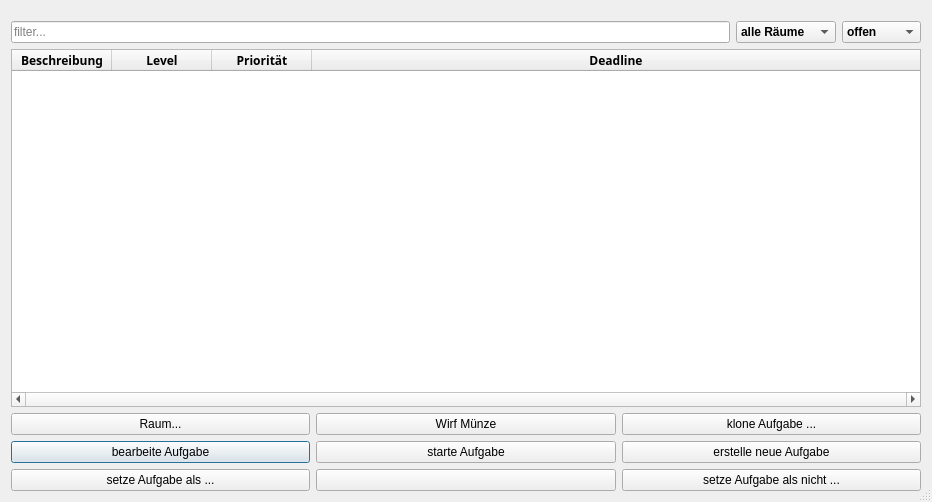
First picture: the form in src/ui/task_list.ui, repository amogorkon/watnu, before the edit.
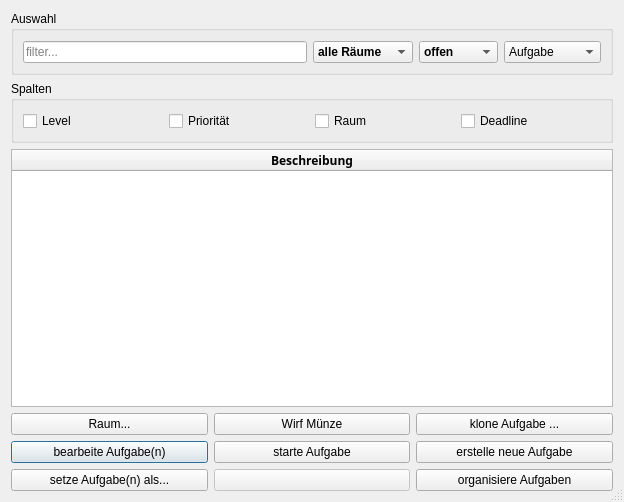
Second picture: the form after the edit. Icons and pictures are not drawn.

```diff
--- a/src/ui/task_list.ui
+++ b/src/ui/task_list.ui
@@ -6,7 +6,7 @@
    <rect>
     <x>0</x>
     <y>0</y>
-    <width>932</width>
+    <width>624</width>
     <height>502</height>
    </rect>
   </property>
@@ -18,9 +18,10 @@
   </property>
   <layout class="QVBoxLayout" name="layout">
    <item>
-    <layout class="QVBoxLayout" name="verticalLayout"/>
-   </item>
-   <item>
+    <widget class="QGroupBox" name="">
+     <property name="title">
+      <string>Auswahl</string>
+     </property>
     <layout class="QHBoxLayout" name="statusLayout">
      <property name="topMargin">
       <number>10</number>
@@ -127,7 +128,75 @@
        </item>
       </widget>
      </item>
-    </layout>
+      <item>
+       <widget class="QComboBox" name="ilk">
+        <property name="toolTip">
+         <string>Art</string>
+        </property>
+        <item>
+         <property name="text">
+          <string>Aufgabe</string>
+         </property>
+        </item>
+        <item>
+         <property name="text">
+          <string>Routine</string>
+         </property>
+        </item>
+        <item>
+         <property name="text">
+          <string>Gewohnheit</string>
+         </property>
+        </item>
+        <item>
+         <property name="text">
+          <string>Tradition</string>
+         </property>
+        </item>
+       </widget>
+      </item>
+     </layout>
+    </widget>
+   </item>
+   <item>
+    <widget class="QGroupBox" name="horizontalGroupBox">
+     <property name="title">
+      <string>Spalten</string>
+     </property>
+     <layout class="QHBoxLayout" name="horizontalLayout">
+      <property name="topMargin">
+       <number>10</number>
+      </property>
+      <item>
+       <widget class="QCheckBox" name="check_level">
+        <property name="text">
+         <string>Level</string>
+        </property>
+       </widget>
+      </item>
+      <item>
+       <widget class="QCheckBox" name="check_priority">
+        <property name="text">
+         <string>Priorität</string>
+        </property>
+       </widget>
+      </item>
+      <item>
+       <widget class="QCheckBox" name="check_space">
+        <property name="text">
+         <string>Raum</string>
+        </property>
+       </widget>
+      </item>
+      <item>
+       <widget class="QCheckBox" name="check_deadline">
+        <property name="text">
+         <string>Deadline</string>
+        </property>
+       </widget>
+      </item>
+     </layout>
+    </widget>
    </item>
    <item>
     <widget class="QTableWidget" name="task_list">
@@ -147,7 +216,7 @@
       <number>0</number>
      </property>
      <property name="horizontalScrollBarPolicy">
-      <enum>Qt::ScrollBarAlwaysOn</enum>
+      <enum>Qt::ScrollBarAlwaysOff</enum>
      </property>
      <property name="sizeAdjustPolicy">
       <enum>QAbstractScrollArea::AdjustToContents</enum>
@@ -230,43 +299,6 @@
        </font>
       </property>
      </column>
-     <column>
-      <property name="text">
-       <string>Level</string>
-      </property>
-      <property name="font">
-       <font>
-        <family>MS Reference Sans Serif</family>
-        <weight>75</weight>
-        <bold>true</bold>
-       </font>
-      </property>
-     </column>
-     <column>
-      <property name="text">
-       <string>Priorität</string>
-      </property>
-      <property name="font">
-       <font>
-        <family>MS Reference Sans Serif</family>
-        <weight>75</weight>
-        <bold>true</bold>
-       </font>
-      </property>
-     </column>
-     <column>
-      <property name="text">
-       <string>Deadline</string>
-      </property>
-      <property name="font">
-       <font>
-        <family>MS Reference Sans Serif</family>
-        <weight>75</weight>
-        <italic>false</italic>
-        <bold>true</bold>
-       </font>
-      </property>
-     </column>
     </widget>
    </item>
    <item>
@@ -296,7 +328,7 @@
      <item row="2" column="1">
       <widget class="QPushButton" name="button4">
        <property name="text">
-        <string>bearbeite Aufgabe</string>
+        <string>bearbeite Aufgabe(n)</string>
        </property>
        <property name="shortcut">
         <string>4</string>
@@ -309,29 +341,10 @@
        </property>
       </widget>
      </item>
-     <item row="3" column="3">
-      <widget class="QPushButton" name="button3">
-       <property name="enabled">
-        <bool>true</bool>
-       </property>
-       <property name="sizePolicy">
-        <sizepolicy hsizetype="MinimumExpanding" vsizetype="Minimum">
-         <horstretch>0</horstretch>
-         <verstretch>0</verstretch>
-        </sizepolicy>
-       </property>
-       <property name="text">
-        <string>setze Aufgabe als nicht ...</string>
-       </property>
-       <property name="shortcut">
-        <string>3</string>
-       </property>
-      </widget>
-     </item>
      <item row="3" column="2">
       <widget class="QPushButton" name="button2">
        <property name="enabled">
-        <bool>true</bool>
+        <bool>false</bool>
        </property>
        <property name="sizePolicy">
         <sizepolicy hsizetype="MinimumExpanding" vsizetype="Minimum">
@@ -372,7 +385,7 @@
         </sizepolicy>
        </property>
        <property name="text">
-        <string>setze Aufgabe als ...</string>
+        <string>setze Aufgabe(n) als...</string>
        </property>
        <property name="shortcut">
         <string>1</string>
@@ -440,6 +453,25 @@
        </property>
       </widget>
      </item>
+     <item row="3" column="3">
+      <widget class="QPushButton" name="button3">
+       <property name="enabled">
+        <bool>true</bool>
+       </property>
+       <property name="sizePolicy">
+        <sizepolicy hsizetype="MinimumExpanding" vsizetype="Minimum">
+         <horstretch>0</horstretch>
+         <verstretch>0</verstretch>
+        </sizepolicy>
+       </property>
+       <property name="text">
+        <string>organisiere Aufgaben</string>
+       </property>
+       <property name="shortcut">
+        <string>3</string>
+       </property>
+      </widget>
+     </item>
     </layout>
    </item>
   </layout>
```
Left out of the diff: 9 changed lines with no effect on the pictures. Lines whose indentation alone changed are shown as unchanged.
